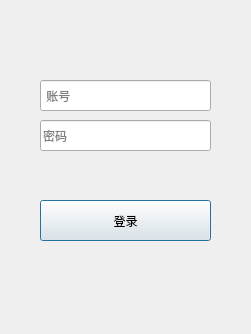
wang-y-cell/CloudMeeting_Client, file client/src/ui/login.ui: the form before one commit.
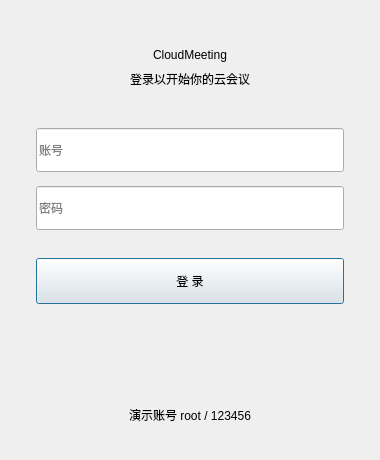
The form after the commit.

Patch:
```diff
--- a/client/src/ui/login.ui
+++ b/client/src/ui/login.ui
@@ -6,73 +6,194 @@
    <rect>
     <x>0</x>
     <y>0</y>
-    <width>251</width>
-    <height>334</height>
+    <width>380</width>
+    <height>460</height>
    </rect>
   </property>
-  <property name="sizePolicy">
-   <sizepolicy hsizetype="Fixed" vsizetype="Fixed">
-    <horstretch>0</horstretch>
-    <verstretch>0</verstretch>
-   </sizepolicy>
-  </property>
   <property name="minimumSize">
    <size>
-    <width>251</width>
-    <height>334</height>
+    <width>380</width>
+    <height>460</height>
    </size>
   </property>
   <property name="maximumSize">
    <size>
-    <width>251</width>
-    <height>334</height>
+    <width>380</width>
+    <height>460</height>
    </size>
   </property>
   <property name="windowTitle">
    <string>Dialog</string>
   </property>
-  <widget class="QLineEdit" name="account_line">
-   <property name="geometry">
-    <rect>
-     <x>40</x>
-     <y>80</y>
-     <width>171</width>
-     <height>31</height>
-    </rect>
+  <layout class="QVBoxLayout" name="rootLayout">
+   <property name="spacing">
+    <number>0</number>
    </property>
-   <property name="placeholderText">
-    <string> 账号</string>
+   <property name="leftMargin">
+    <number>36</number>
    </property>
-  </widget>
-  <widget class="QLineEdit" name="password_line">
-   <property name="geometry">
-    <rect>
-     <x>40</x>
-     <y>120</y>
-     <width>171</width>
-     <height>31</height>
-    </rect>
+   <property name="topMargin">
+    <number>48</number>
    </property>
-   <property name="echoMode">
-    <enum>QLineEdit::EchoMode::Password</enum>
+   <property name="rightMargin">
+    <number>36</number>
    </property>
-   <property name="placeholderText">
-    <string>密码</string>
+   <property name="bottomMargin">
+    <number>36</number>
    </property>
-  </widget>
-  <widget class="QPushButton" name="login_button">
-   <property name="geometry">
-    <rect>
-     <x>40</x>
-     <y>200</y>
-     <width>171</width>
-     <height>41</height>
-    </rect>
-   </property>
-   <property name="text">
-    <string>登录</string>
-   </property>
-  </widget>
+   <item>
+    <widget class="QLabel" name="brandLabel">
+     <property name="text">
+      <string>CloudMeeting</string>
+     </property>
+     <property name="alignment">
+      <set>Qt::AlignmentFlag::AlignCenter</set>
+     </property>
+    </widget>
+   </item>
+   <item>
+    <spacer name="brandSpacer">
+     <property name="orientation">
+      <enum>Qt::Orientation::Vertical</enum>
+     </property>
+     <property name="sizeType">
+      <enum>QSizePolicy::Policy::Fixed</enum>
+     </property>
+     <property name="sizeHint" stdset="0">
+      <size>
+       <width>20</width>
+       <height>8</height>
+      </size>
+     </property>
+    </spacer>
+   </item>
+   <item>
+    <widget class="QLabel" name="subtitleLabel">
+     <property name="text">
+      <string>登录以开始你的云会议</string>
+     </property>
+     <property name="alignment">
+      <set>Qt::AlignmentFlag::AlignCenter</set>
+     </property>
+    </widget>
+   </item>
+   <item>
+    <spacer name="topSpacer">
+     <property name="orientation">
+      <enum>Qt::Orientation::Vertical</enum>
+     </property>
+     <property name="sizeType">
+      <enum>QSizePolicy::Policy::Fixed</enum>
+     </property>
+     <property name="sizeHint" stdset="0">
+      <size>
+       <width>20</width>
+       <height>40</height>
+      </size>
+     </property>
+    </spacer>
+   </item>
+   <item>
+    <widget class="QLineEdit" name="account_line">
+     <property name="minimumSize">
+      <size>
+       <width>0</width>
+       <height>44</height>
+      </size>
+     </property>
+     <property name="placeholderText">
+      <string>账号</string>
+     </property>
+    </widget>
+   </item>
+   <item>
+    <spacer name="fieldSpacer">
+     <property name="orientation">
+      <enum>Qt::Orientation::Vertical</enum>
+     </property>
+     <property name="sizeType">
+      <enum>QSizePolicy::Policy::Fixed</enum>
+     </property>
+     <property name="sizeHint" stdset="0">
+      <size>
+       <width>20</width>
+       <height>14</height>
+      </size>
+     </property>
+    </spacer>
+   </item>
+   <item>
+    <widget class="QLineEdit" name="password_line">
+     <property name="minimumSize">
+      <size>
+       <width>0</width>
+       <height>44</height>
+      </size>
+     </property>
+     <property name="echoMode">
+      <enum>QLineEdit::EchoMode::Password</enum>
+     </property>
+     <property name="placeholderText">
+      <string>密码</string>
+     </property>
+    </widget>
+   </item>
+   <item>
+    <spacer name="buttonSpacer">
+     <property name="orientation">
+      <enum>Qt::Orientation::Vertical</enum>
+     </property>
+     <property name="sizeType">
+      <enum>QSizePolicy::Policy::Fixed</enum>
+     </property>
+     <property name="sizeHint" stdset="0">
+      <size>
+       <width>20</width>
+       <height>28</height>
+      </size>
+     </property>
+    </spacer>
+   </item>
+   <item>
+    <widget class="QPushButton" name="login_button">
+     <property name="minimumSize">
+      <size>
+       <width>0</width>
+       <height>46</height>
+      </size>
+     </property>
+     <property name="cursor">
+      <cursorShape>PointingHandCursor</cursorShape>
+     </property>
+     <property name="text">
+      <string>登 录</string>
+     </property>
+    </widget>
+   </item>
+   <item>
+    <spacer name="bottomSpacer">
+     <property name="orientation">
+      <enum>Qt::Orientation::Vertical</enum>
+     </property>
+     <property name="sizeHint" stdset="0">
+      <size>
+       <width>20</width>
+       <height>40</height>
+      </size>
+     </property>
+    </spacer>
+   </item>
+   <item>
+    <widget class="QLabel" name="hintLabel">
+     <property name="text">
+      <string>演示账号 root / 123456</string>
+     </property>
+     <property name="alignment">
+      <set>Qt::AlignmentFlag::AlignCenter</set>
+     </property>
+    </widget>
+   </item>
+  </layout>
  </widget>
  <resources/>
  <connections/>
```
Left out of the diff: 2 changed lines with no effect on the pictures.
